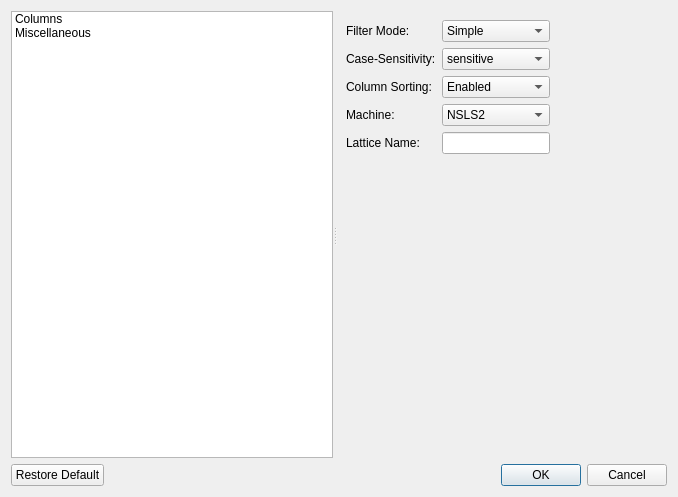
NSLS-II/aphla, file aphla/gui/Qt4Designer_files/ui_channel_explorer_startup_set_dialog.ui: the form before one commit.
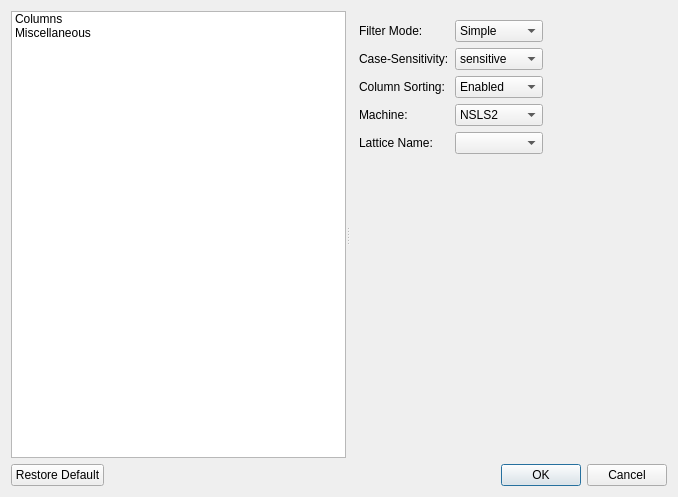
The form after the commit. The open tabs and pages were chosen to show the change.

Commit message: bug fix related to apchx settings & command line option change

```diff
--- a/aphla/gui/Qt4Designer_files/ui_channel_explorer_startup_set_dialog.ui
+++ b/aphla/gui/Qt4Designer_files/ui_channel_explorer_startup_set_dialog.ui
@@ -36,71 +36,19 @@
        <number>1</number>
       </property>
       <widget class="QWidget" name="page_misc">
-       <layout class="QVBoxLayout" name="verticalLayout_3">
-        <item>
-         <layout class="QHBoxLayout" name="horizontalLayout_6">
+       <layout class="QGridLayout" name="gridLayout_2">
+        <item row="0" column="0">
+         <layout class="QHBoxLayout" name="horizontalLayout">
           <item>
-           <layout class="QVBoxLayout" name="verticalLayout">
-            <item>
-             <layout class="QHBoxLayout" name="horizontalLayout">
-              <item>
-               <widget class="QLabel" name="label">
-                <property name="text">
-                 <string>Filter Mode:</string>
-                </property>
-               </widget>
-              </item>
-             </layout>
+           <layout class="QGridLayout" name="gridLayout">
+            <item row="0" column="0">
+             <widget class="QLabel" name="label">
+              <property name="text">
+               <string>Filter Mode:</string>
+              </property>
+             </widget>
             </item>
-            <item>
-             <layout class="QHBoxLayout" name="horizontalLayout_2">
-              <item>
-               <widget class="QLabel" name="label_2">
-                <property name="text">
-                 <string>Case-Sensitivity:</string>
-                </property>
-               </widget>
-              </item>
-             </layout>
-            </item>
-            <item>
-             <layout class="QHBoxLayout" name="horizontalLayout_3">
-              <item>
-               <widget class="QLabel" name="label_3">
-                <property name="text">
-                 <string>Column Sorting:</string>
-                </property>
-               </widget>
-              </item>
-             </layout>
-            </item>
-            <item>
-             <layout class="QHBoxLayout" name="horizontalLayout_4">
-              <item>
-               <widget class="QLabel" name="label_4">
-                <property name="text">
-                 <string>Machine:</string>
-                </property>
-               </widget>
-              </item>
-             </layout>
-            </item>
-            <item>
-             <layout class="QHBoxLayout" name="horizontalLayout_5">
-              <item>
-               <widget class="QLabel" name="label_5">
-                <property name="text">
-                 <string>Lattice Name:</string>
-                </property>
-               </widget>
-              </item>
-             </layout>
-            </item>
-           </layout>
-          </item>
-          <item>
-           <layout class="QVBoxLayout" name="verticalLayout_2">
-            <item>
+            <item row="0" column="1">
              <widget class="QComboBox" name="comboBox_filter_mode">
               <item>
                <property name="text">
@@ -114,7 +62,14 @@
               </item>
              </widget>
             </item>
-            <item>
+            <item row="1" column="0">
+             <widget class="QLabel" name="label_2">
+              <property name="text">
+               <string>Case-Sensitivity:</string>
+              </property>
+             </widget>
+            </item>
+            <item row="1" column="1">
              <widget class="QComboBox" name="comboBox_case_sensitivity">
               <item>
                <property name="text">
@@ -128,7 +83,14 @@
               </item>
              </widget>
             </item>
-            <item>
+            <item row="2" column="0">
+             <widget class="QLabel" name="label_3">
+              <property name="text">
+               <string>Column Sorting:</string>
+              </property>
+             </widget>
+            </item>
+            <item row="2" column="1">
              <widget class="QComboBox" name="comboBox_column_sorting">
               <item>
                <property name="text">
@@ -142,7 +104,14 @@
               </item>
              </widget>
             </item>
-            <item>
+            <item row="3" column="0">
+             <widget class="QLabel" name="label_4">
+              <property name="text">
+               <string>Machine:</string>
+              </property>
+             </widget>
+            </item>
+            <item row="3" column="1">
              <widget class="QComboBox" name="comboBox_machine">
               <item>
                <property name="text">
@@ -156,8 +125,15 @@
               </item>
              </widget>
             </item>
-            <item>
-             <widget class="QLineEdit" name="lineEdit_lattice_name"/>
+            <item row="4" column="0">
+             <widget class="QLabel" name="label_5">
+              <property name="text">
+               <string>Lattice Name:</string>
+              </property>
+             </widget>
+            </item>
+            <item row="4" column="1">
+             <widget class="QComboBox" name="comboBox_lattice_name"/>
             </item>
            </layout>
           </item>
@@ -176,7 +152,7 @@
           </item>
          </layout>
         </item>
-        <item>
+        <item row="1" column="0">
          <spacer name="verticalSpacer">
           <property name="orientation">
            <enum>Qt::Vertical</enum>
```
Left out of the diff: 2 changed lines with no effect on the pictures. The commit also changes 2 other files.
